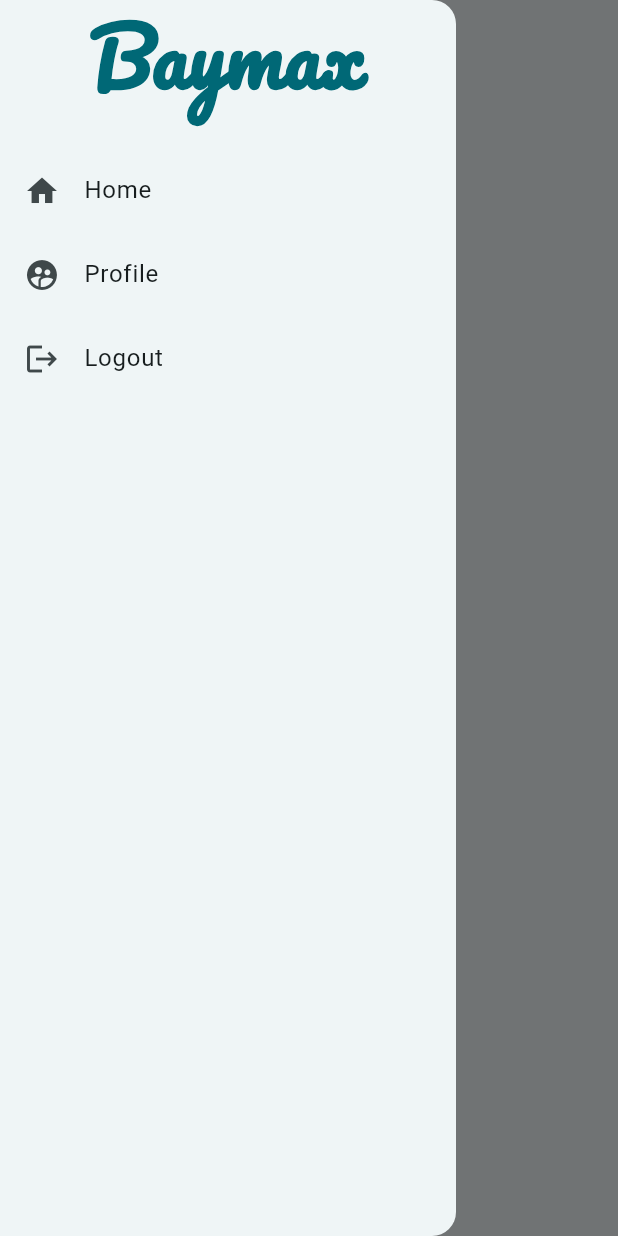
After one commit to vishalvarma07/baymax, a Flutter app: the DoctorHome screen opened directly, with the side drawer open, on a phone screen of 412 x 824 dp. The commit adds this screen. Run offline on Flutter 3.47's test engine with Material 2 defaults, Android fonts, the phone set to English and light mode, and no system bars; our stand-ins replace flutter_rating_bar, font_awesome_flutter, google_fonts; missing offline and left inert: number_slide_animation.

```diff
--- a/lib/enums.dart
+++ b/lib/enums.dart
@@ -13,4 +13,10 @@
   home,
   payments,
   reserveAppointment,
+  profile,
 }
+
+enum DoctorScreen{
+  home,
+  profile,
+}
--- /dev/null
+++ b/lib/screens/doctor/doctor_home.dart
@@ -0,0 +1,94 @@
+import 'package:flutter/material.dart';
+import 'package:google_fonts/google_fonts.dart';
+import 'package:telehealth/enums.dart';
+
+class DoctorHome extends StatefulWidget {
+  const DoctorHome({Key? key}) : super(key: key);
+
+  @override
+  State<DoctorHome> createState() => _DoctorHomeState();
+}
+
+class _DoctorHomeState extends State<DoctorHome> {
+
+  DoctorScreen _doctorScreen=DoctorScreen.home;
+  late BuildContext _screenContext;
+
+  @override
+  void initState() {
+    _screenContext=context;
+    super.initState();
+  }
+
+  @override
+  Widget build(BuildContext context) {
+    return Scaffold(
+      appBar: AppBar(
+        title: Builder(
+          builder: (context){
+            if(_doctorScreen==DoctorScreen.profile){
+              return const Text("Profile");
+            }
+            return const Text("Dashboard");
+          },
+        ),
+      ),
+      drawer: Drawer(
+        child: Column(
+          children: [
+            Column(
+              children: [
+                Text("Baymax",style: GoogleFonts.pacifico(
+                    fontSize: 52,
+                    fontWeight: FontWeight.w600,
+                    color: Theme.of(context).colorScheme.surfaceTint
+                ),),
+                const SizedBox(
+                  height: 25,
+                ),
+                ListTile(
+                  leading: const Icon(Icons.home),
+                  title: const Text("Home"),
+                  onTap: (){
+                    if(_doctorScreen!=DoctorScreen.home){
+                      setState(() {
+                        _doctorScreen=DoctorScreen.home;
+                      });
+                    }
+                    Navigator.pop(context);
+                  },
+                ),
+                ListTile(
+                  leading: const Icon(Icons.supervised_user_circle),
+                  title: const Text("Profile"),
+                  onTap: (){
+                    if(_doctorScreen!=DoctorScreen.profile){
+                      setState(() {
+                        _doctorScreen=DoctorScreen.profile;
+                      });
+                    }
+                    Navigator.pop(context);
+                  },
+                ),
+                // const Spacer(),
+                ListTile(
+                    leading: const Icon(Icons.logout),
+                    title: const Text("Logout"),
+                    onTap:(){
+                      Navigator.pop(context);
+                      Navigator.pop(_screenContext);
+                    }
+                )
+              ],
+            )
+          ],
+        ),
+      ),
+      body: Builder(
+        builder: (context){
+          return Container();
+        },
+      ),
+    );
+  }
+}
--- a/lib/screens/patient/patient_home.dart
+++ b/lib/screens/patient/patient_home.dart
@@ -6,6 +6,7 @@
 import 'package:google_fonts/google_fonts.dart';
 import 'package:telehealth/screens/patient/patient_dashboard.dart';
 import 'package:telehealth/screens/patient/patient_payments.dart';
+import 'package:telehealth/screens/patient/patient_profile.dart';
 import 'package:telehealth/screens/patient/patient_reserve_apppointment.dart';
 
 import '../../const.dart';
@@ -71,12 +72,15 @@
               return const Text("Payments");
             }else if(_patientScreen==PatientScreen.reserveAppointment){
               return const Text("Reserve Appointment");
+            }else if(_patientScreen==PatientScreen.profile){
+              return const Text("Profile");
             }
             return const Text("Dashboard");
           },
         ),
       ),
       drawer: Drawer(
+        child: SafeArea(
           child: Column(
             children: [
               Column(
@@ -125,6 +129,19 @@
                       Navigator.pop(context);
                     },
                   ),
+                  ListTile(
+                    leading: const Icon(Icons.supervised_user_circle),
+                    title: const Text("Profile"),
+                    onTap: (){
+                      if(_patientScreen!=PatientScreen.profile){
+                        setState(() {
+                          _patientScreen=PatientScreen.profile;
+                        });
+                      }
+                      Navigator.pop(context);
+                    },
+                  ),
+
                   // const Spacer(),
                   ListTile(
                     leading: const Icon(Icons.logout),
@@ -139,6 +156,7 @@
             ],
           ),
         ),
+      ),
       body: Builder(
         builder: (context){
           if(_patientScreen==PatientScreen.home){
@@ -151,6 +169,8 @@
             );
           }else if(_patientScreen==PatientScreen.reserveAppointment){
             return PatientReserveAppointment();
+          }else if(_patientScreen==PatientScreen.profile){
+            return PatientProfile();
           }
           return const PatientPayments();
         },
```
Also changed, not shown: lib/screens/patient/patient_profile.dart (added, +207 -0 lines), lib/widgets_basic/custom_dropdown.dart (added, +31 -0 lines), lib/widgets_basic/custom_text_field.dart (+9 -2 lines), lib/widgets_composite/login_card_content.dart (+6 -1 lines). Lines whose indentation alone changed are shown as unchanged.
